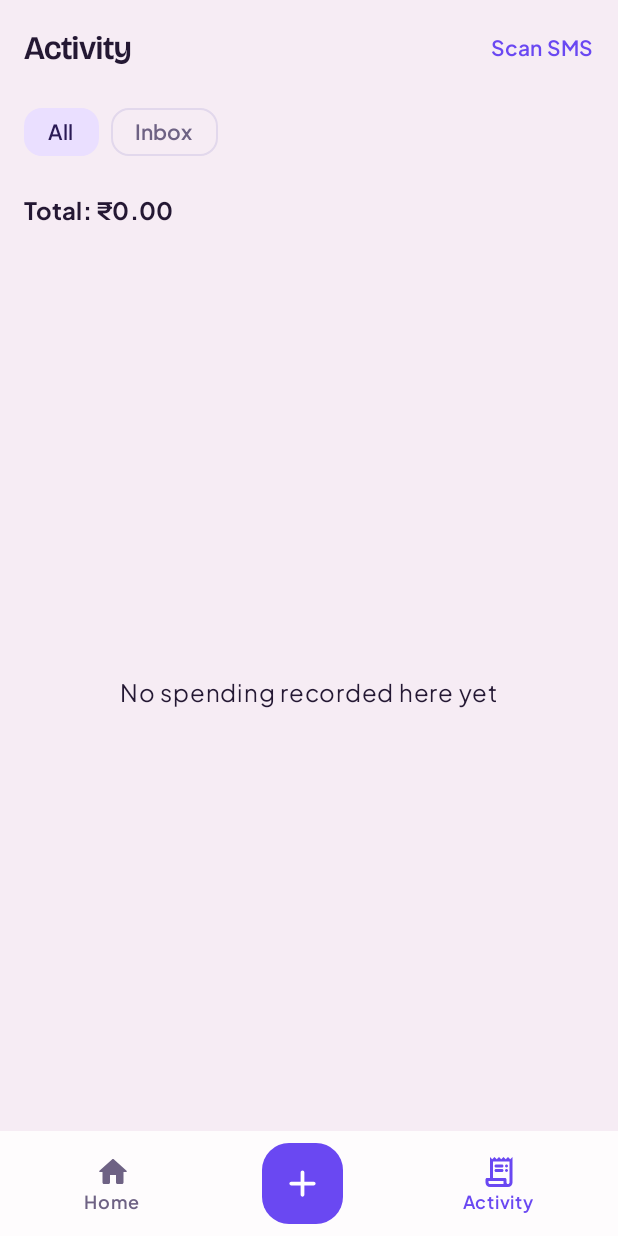
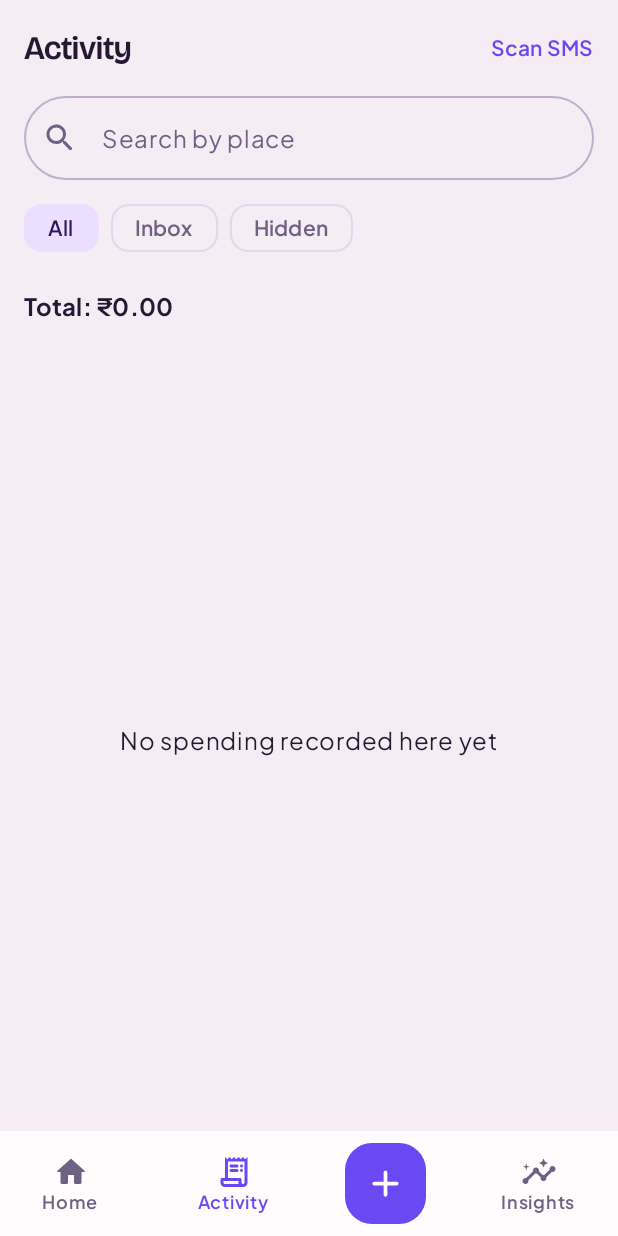
Before and after one commit to koushik-081/SplitPocket, an Android app built with Jetpack Compose: the composable AppRoot shown on its own in the app's theme, item 2 of the bottom bar chosen, on a phone screen of 412 x 824 dp. Run offline under Robolectric (Android 15) with nearby library versions, the phone set to English and light mode, and no system bars; our stand-ins replace Room's generated code.

Commit message:
Step 8: insights tab, search by place, restore hidden expenses

```diff
--- a/app/src/main/java/com/example/budgetapptracker/data/BudgetRepository.kt
+++ b/app/src/main/java/com/example/budgetapptracker/data/BudgetRepository.kt
@@ -15,9 +15,10 @@ class BudgetRepository(private val dao: BudgetDao) {
         month: YearMonth,
         categoryId: String?,
         uncategorisedOnly: Boolean,
+        hidden: Boolean = false,
     ): Flow<List<TransactionRow>> {
         val (from, until) = month.toEpochRange()
-        return dao.observeTransactions(from, until, categoryId, uncategorisedOnly)
+        return dao.observeTransactions(from, until, categoryId, uncategorisedOnly, hidden)
     }
 
     fun observeIncomeTotal(month: YearMonth): Flow<Long> {
@@ -26,7 +27,7 @@ class BudgetRepository(private val dao: BudgetDao) {
     }
 
     fun observeSince(from: Long): Flow<List<TransactionRow>> =
-        dao.observeTransactions(from, Long.MAX_VALUE, null, false)
+        dao.observeTransactions(from, Long.MAX_VALUE, null, false, false)
 
     suspend fun addCategory(name: String, budgetPaise: Long) {
         dao.insertCategory(CategoryEntity(name = name.trim(), monthlyBudgetPaise = budgetPaise))
@@ -76,11 +77,18 @@ class BudgetRepository(private val dao: BudgetDao) {
         rememberPayee: Boolean,
     ) {
         dao.setTransactionCategory(transactionId, categoryId)
+        val key = merchant.uppercase()
         if (rememberPayee) {
-            val key = merchant.uppercase()
             dao.upsertRule(MerchantRuleEntity(merchant = key, categoryId = categoryId))
             dao.categoriseUncategorised(key, categoryId)
+        } else {
+            // Saving with the switch off forgets any earlier rule for this payee.
+            dao.deleteRule(key)
         }
+    }
+
+    suspend fun restoreTransaction(id: String) {
+        dao.restoreTransaction(id)
     }
 
     suspend fun removeTransaction(id: String) {
--- a/app/src/main/java/com/example/budgetapptracker/data/Budgetdao.kt
+++ b/app/src/main/java/com/example/budgetapptracker/data/Budgetdao.kt
@@ -23,6 +23,8 @@ data class TransactionRow(
     val source: String,
     val categoryId: String?,
     val categoryName: String?,
+    // True when "Remember for this payee" is saved for this merchant.
+    val remembered: Boolean,
 )
 
 @Dao
@@ -67,6 +69,12 @@ interface BudgetDao {
     )
     suspend fun excludeSmsTransaction(id: String)
 
+    @Query("UPDATE transactions SET excluded = 0 WHERE id = :id")
+    suspend fun restoreTransaction(id: String)
+
+    @Query("DELETE FROM merchant_rules WHERE merchant = :merchant")
+    suspend fun deleteRule(merchant: String)
+
     @Query("UPDATE categories SET monthlyBudgetPaise = :budgetPaise WHERE id = :id")
     suspend fun updateCategoryBudget(id: String, budgetPaise: Long)
 
@@ -96,11 +104,12 @@ interface BudgetDao {
     @Query(
         """
         SELECT t.id, t.amountPaise, t.merchant, t.occurredAt, t.source, t.categoryId,
-               c.name AS categoryName
+               c.name AS categoryName,
+               EXISTS(SELECT 1 FROM merchant_rules r WHERE r.merchant = UPPER(t.merchant)) AS remembered
         FROM transactions t
         LEFT JOIN categories c ON c.id = t.categoryId
         WHERE t.occurredAt >= :from AND t.occurredAt < :until
-          AND t.excluded = 0
+          AND t.excluded = :hidden
           AND (:categoryId IS NULL OR t.categoryId = :categoryId)
           AND (:uncategorisedOnly = 0 OR t.categoryId IS NULL)
         ORDER BY t.occurredAt DESC
@@ -111,5 +120,6 @@ interface BudgetDao {
         until: Long,
         categoryId: String?,
         uncategorisedOnly: Boolean,
+        hidden: Boolean,
     ): Flow<List<TransactionRow>>
 }
--- a/app/src/main/java/com/example/budgetapptracker/ui/AppRoot.kt
+++ b/app/src/main/java/com/example/budgetapptracker/ui/AppRoot.kt
@@ -19,6 +19,7 @@ import androidx.compose.material.icons.Icons
 import androidx.compose.material.icons.automirrored.rounded.ReceiptLong
 import androidx.compose.material.icons.rounded.Add
 import androidx.compose.material.icons.rounded.Home
+import androidx.compose.material.icons.rounded.Insights
 import androidx.compose.material3.DropdownMenu
 import androidx.compose.material3.DropdownMenuItem
 import androidx.compose.material3.Icon
@@ -42,11 +43,13 @@ import androidx.compose.ui.unit.dp
 import com.example.budgetapptracker.ui.home.HomeAction
 import com.example.budgetapptracker.ui.theme.LocalAppColors
 import com.example.budgetapptracker.ui.home.HomeScreen
+import com.example.budgetapptracker.ui.insights.InsightsScreen
 import com.example.budgetapptracker.ui.transactions.TransactionsScreen
 
 private enum class Tab(val label: String, val icon: ImageVector) {
     Home("Home", Icons.Rounded.Home),
     Activity("Activity", Icons.AutoMirrored.Rounded.ReceiptLong),
+    Insights("Insights", Icons.Rounded.Insights),
 }
 
 @Composable
@@ -76,6 +79,7 @@ fun AppRoot() {
                         onActionHandled = { pendingAction = null },
                     )
                     Tab.Activity -> TransactionsScreen()
+                    Tab.Insights -> InsightsScreen()
                 }
             }
         }
@@ -95,11 +99,16 @@ private fun BottomBar(
             modifier = Modifier
                 .fillMaxWidth()
                 .navigationBarsPadding()
-                .padding(horizontal = 32.dp, vertical = 8.dp),
+                .padding(horizontal = 12.dp, vertical = 8.dp),
             horizontalArrangement = Arrangement.SpaceBetween,
             verticalAlignment = Alignment.CenterVertically,
         ) {
             BarItem(tab = Tab.Home, selected = selected == Tab.Home, onClick = { onSelect(Tab.Home) })
+            BarItem(
+                tab = Tab.Activity,
+                selected = selected == Tab.Activity,
+                onClick = { onSelect(Tab.Activity) },
+            )
 
             Box {
                 Box(
@@ -131,9 +140,9 @@ private fun BottomBar(
             }
 
             BarItem(
-                tab = Tab.Activity,
-                selected = selected == Tab.Activity,
-                onClick = { onSelect(Tab.Activity) },
+                tab = Tab.Insights,
+                selected = selected == Tab.Insights,
+                onClick = { onSelect(Tab.Insights) },
             )
         }
     }
@@ -148,7 +157,7 @@ private fun BarItem(tab: Tab, selected: Boolean, onClick: () -> Unit) {
         modifier = Modifier
             .clip(RoundedCornerShape(16.dp))
             .clickable(role = Role.Tab, onClick = onClick)
-            .padding(horizontal = 24.dp, vertical = 6.dp),
+            .padding(horizontal = 16.dp, vertical = 6.dp),
         horizontalAlignment = Alignment.CenterHorizontally,
     ) {
         Icon(imageVector = tab.icon, contentDescription = null, tint = color)
--- a/app/src/main/java/com/example/budgetapptracker/ui/transactions/TransactionsScreen.kt
+++ b/app/src/main/java/com/example/budgetapptracker/ui/transactions/TransactionsScreen.kt
@@ -17,14 +17,21 @@ import androidx.compose.foundation.lazy.LazyColumn
 import androidx.compose.foundation.lazy.LazyRow
 import androidx.compose.foundation.lazy.items
 import androidx.compose.foundation.rememberScrollState
+import androidx.compose.foundation.shape.CircleShape
 import androidx.compose.foundation.verticalScroll
+import androidx.compose.material.icons.Icons
+import androidx.compose.material.icons.rounded.Close
+import androidx.compose.material.icons.rounded.Search
 import androidx.compose.material3.AlertDialog
 import androidx.compose.material3.ExperimentalMaterial3Api
 import androidx.compose.material3.FilterChip
 import androidx.compose.material3.HorizontalDivider
+import androidx.compose.material3.Icon
+import androidx.compose.material3.IconButton
 import androidx.compose.material3.ListItem
 import androidx.compose.material3.ListItemDefaults
 import androidx.compose.material3.MaterialTheme
+import androidx.compose.material3.OutlinedTextField
 import androidx.compose.material3.RadioButton
 import androidx.compose.material3.Scaffold
 import androidx.compose.material3.SnackbarHost
@@ -74,6 +81,7 @@ fun TransactionsScreen(
     val transactions by viewModel.transactions.collectAsStateWithLifecycle()
     val categories by viewModel.categories.collectAsStateWithLifecycle()
     val selected by viewModel.filter.collectAsStateWithLifecycle()
+    val searchQuery by viewModel.searchQuery.collectAsStateWithLifecycle()
     val message by viewModel.message.collectAsStateWithLifecycle()
     var openTransaction by remember { mutableStateOf<TransactionRow?>(null) }
 
@@ -114,6 +122,24 @@ fun TransactionsScreen(
         snackbarHost = { SnackbarHost(snackbarHostState) },
     ) { padding ->
         Column(modifier = Modifier.fillMaxSize().padding(padding)) {
+            OutlinedTextField(
+                value = searchQuery,
+                onValueChange = { viewModel.search(it) },
+                placeholder = { Text("Search by place") },
+                leadingIcon = { Icon(Icons.Rounded.Search, contentDescription = null) },
+                trailingIcon = {
+                    if (searchQuery.isNotEmpty()) {
+                        IconButton(onClick = { viewModel.search("") }) {
+                            Icon(Icons.Rounded.Close, contentDescription = "Clear search")
+                        }
+                    }
+                },
+                singleLine = true,
+                shape = CircleShape,
+                modifier = Modifier
+                    .fillMaxWidth()
+                    .padding(start = 16.dp, end = 16.dp, bottom = 8.dp),
+            )
             LazyRow(
                 contentPadding = PaddingValues(horizontal = 16.dp),
                 horizontalArrangement = Arrangement.spacedBy(8.dp),
@@ -139,6 +165,13 @@ fun TransactionsScreen(
                         label = { Text(category.name) },
                     )
                 }
+                item {
+                    FilterChip(
+                        selected = selected == TransactionsViewModel.HIDDEN,
+                        onClick = { viewModel.selectFilter(TransactionsViewModel.HIDDEN) },
+                        label = { Text("Hidden") },
+                    )
+                }
             }
 
             Text(
@@ -150,8 +183,11 @@ fun TransactionsScreen(
             if (transactions.isEmpty()) {
                 Box(modifier = Modifier.fillMaxSize(), contentAlignment = Alignment.Center) {
                     Text(
-                        if (selected == TransactionsViewModel.INBOX) "Inbox is empty. Everything is categorised."
-                        else "No spending recorded here yet"
+                        when (selected) {
+                            TransactionsViewModel.INBOX -> "Inbox is empty. Everything is categorised."
+                            TransactionsViewModel.HIDDEN -> "Nothing is hidden."
+                            else -> "No spending recorded here yet"
+                        }
                     )
                 }
             } else {
@@ -179,6 +215,27 @@ fun TransactionsScreen(
     }
 
     openTransaction?.let { target ->
+        if (selected == TransactionsViewModel.HIDDEN) {
+            AlertDialog(
+                onDismissRequest = { openTransaction = null },
+                title = { Text("Restore this expense?") },
+                text = {
+                    Text(
+                        "${target.merchant} · ${target.amountPaise.toRupeeString()}\n\n" +
+                            "It was marked as not an expense. Restoring puts it back in your Inbox."
+                    )
+                },
+                confirmButton = {
+                    TextButton(onClick = {
+                        viewModel.restore(target.id)
+                        openTransaction = null
+                    }) { Text("Restore") }
+                },
+                dismissButton = {
+                    TextButton(onClick = { openTransaction = null }) { Text("Cancel") }
+                },
+            )
+        } else {
             AssignDialog(
                 transaction = target,
                 categories = categories,
@@ -194,6 +251,7 @@ fun TransactionsScreen(
             )
         }
     }
+}
 
 @Composable
 private fun AssignDialog(
@@ -206,7 +264,11 @@ private fun AssignDialog(
     val canRemember = transaction.merchant != UNKNOWN_MERCHANT
     var selectedId by remember { mutableStateOf(transaction.categoryId) }
     var rememberPayee by remember {
-        mutableStateOf(canRemember && !looksLikePerson(transaction.merchant))
+        mutableStateOf(
+            // Already categorised: show what is saved. New: guess from the payee's name.
+            if (transaction.categoryId != null) transaction.remembered
+            else canRemember && !looksLikePerson(transaction.merchant)
+        )
     }
 
     AlertDialog(
--- a/app/src/main/java/com/example/budgetapptracker/ui/transactions/TransactionsViewModel.kt
+++ b/app/src/main/java/com/example/budgetapptracker/ui/transactions/TransactionsViewModel.kt
@@ -17,6 +17,7 @@ import kotlinx.coroutines.flow.MutableStateFlow
 import kotlinx.coroutines.flow.SharingStarted
 import kotlinx.coroutines.flow.StateFlow
 import kotlinx.coroutines.flow.asStateFlow
+import kotlinx.coroutines.flow.combine
 import kotlinx.coroutines.flow.flatMapLatest
 import kotlinx.coroutines.flow.stateIn
 import kotlinx.coroutines.launch
@@ -28,9 +29,11 @@ class TransactionsViewModel(
 
     private val month = YearMonth.now()
     private val selectedFilter = MutableStateFlow<String?>(null)
+    private val query = MutableStateFlow("")
     private val _message = MutableStateFlow<String?>(null)
 
     val filter: StateFlow<String?> = selectedFilter.asStateFlow()
+    val searchQuery: StateFlow<String> = query.asStateFlow()
     val message: StateFlow<String?> = _message.asStateFlow()
 
     val categories: StateFlow<List<EnvelopeSummary>> =
@@ -43,11 +46,22 @@ class TransactionsViewModel(
             .flatMapLatest { selected ->
                 repository.observeTransactions(
                     month = month,
-                    categoryId = selected.takeUnless { it == INBOX },
+                    categoryId = selected.takeUnless { it == INBOX || it == HIDDEN },
                     uncategorisedOnly = selected == INBOX,
+                    hidden = selected == HIDDEN,
                 )
             }
+            // Narrow the list to places whose name contains what was typed.
+            .combine(query) { rows, text ->
+                val wanted = text.trim()
+                if (wanted.isEmpty()) rows
+                else rows.filter { it.merchant.contains(wanted, ignoreCase = true) }
+            }
             .stateIn(viewModelScope, SharingStarted.WhileSubscribed(5_000), emptyList())
+
+    fun search(text: String) {
+        query.value = text
+    }
 
     fun selectFilter(value: String?) {
         selectedFilter.value = value
@@ -57,6 +71,10 @@ class TransactionsViewModel(
         viewModelScope.launch {
             repository.assignCategory(transaction.id, transaction.merchant, categoryId, rememberPayee)
         }
+    }
+
+    fun restore(id: String) {
+        viewModelScope.launch { repository.restoreTransaction(id) }
     }
 
     fun remove(id: String) {
@@ -86,6 +104,7 @@ class TransactionsViewModel(
 
     companion object {
         const val INBOX = "__inbox__"
+        const val HIDDEN = "__hidden__"
 
         val Factory = viewModelFactory {
             initializer {
```
Also changed, not shown: app/src/main/java/com/example/budgetapptracker/ui/insights/InsightsScreen.kt (added, +342 -0 lines), app/src/main/java/com/example/budgetapptracker/ui/insights/InsightsViewModel.kt (added, +117 -0 lines). Lines whose indentation alone changed are shown as unchanged.
